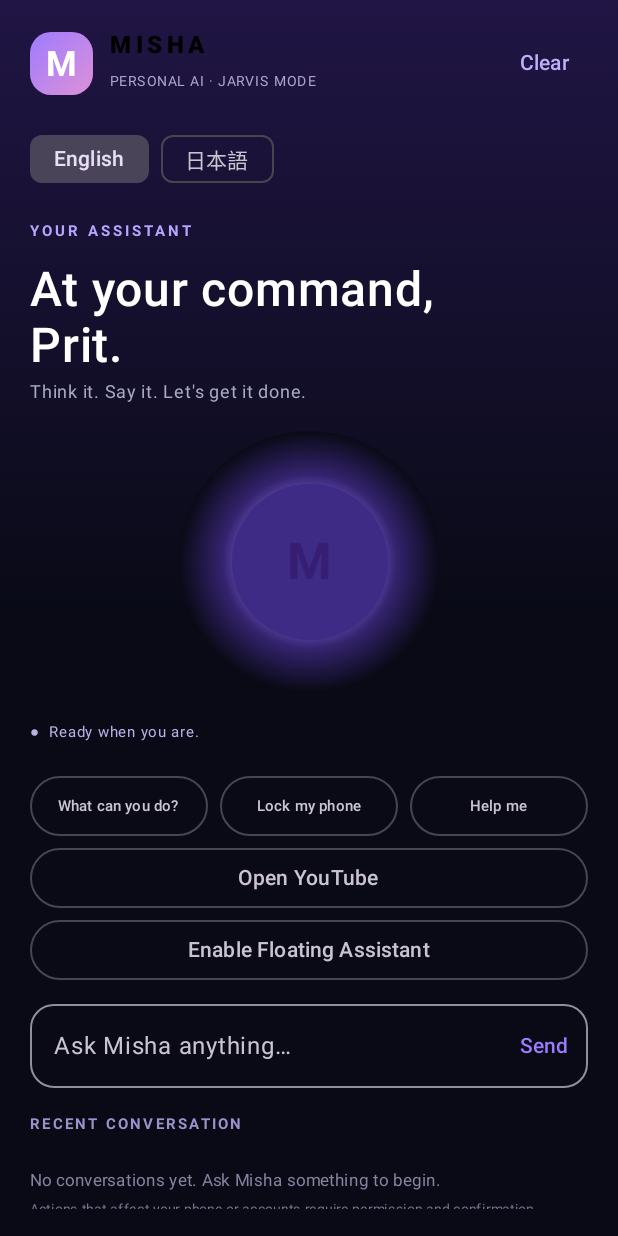
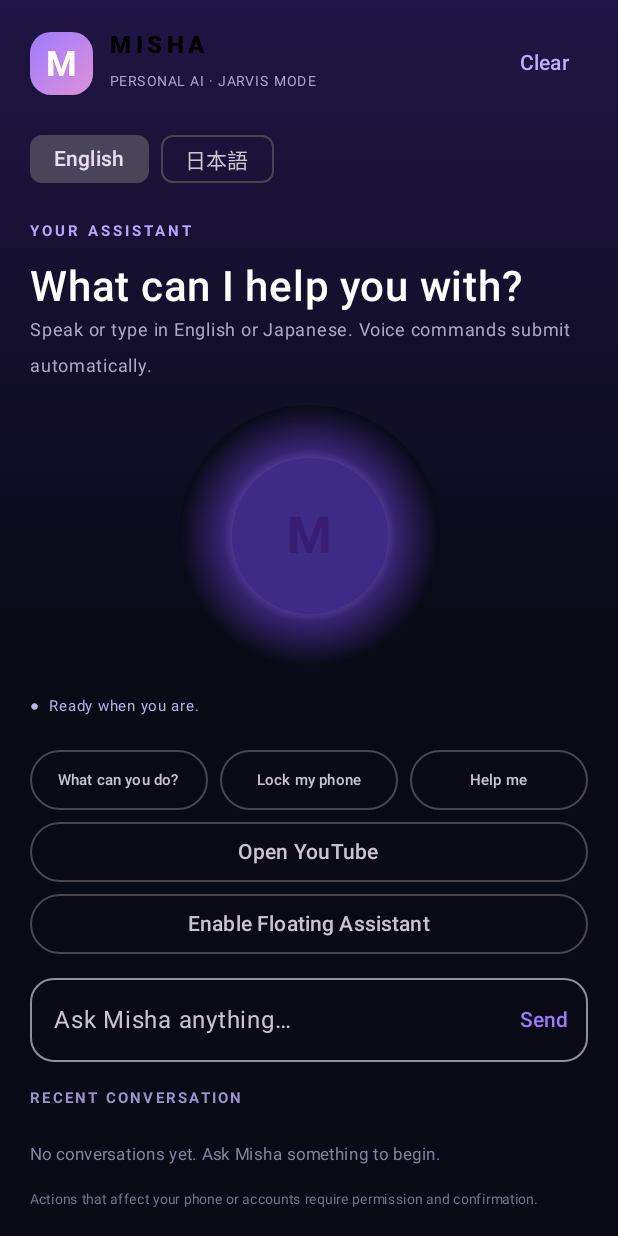
Before and after one commit to pritpatel872008-byte/Misha-Jarvis-AI-, an Android app built with Jetpack Compose: the screen it shows after launch (MainActivity), on a phone screen of 412 x 824 dp. Run offline under Robolectric (Android 15) with nearby library versions, the light colour scheme and no system bars.

Commit message:
Clarify assistant prompt and supported interaction modes

```diff
--- a/app/src/main/java/ai/misha/jarvis/MainActivity.kt
+++ b/app/src/main/java/ai/misha/jarvis/MainActivity.kt
@@ -245,8 +245,8 @@
             Spacer(Modifier.height(12.dp))
             Text("YOUR ASSISTANT", color = Color(0xFFB7A5FF), letterSpacing = 2.sp, fontSize = 10.sp, fontWeight = FontWeight.Bold)
             Spacer(Modifier.height(8.dp))
-            Text("At your command,\nPrit.", fontSize = 32.sp, lineHeight = 37.sp, fontWeight = FontWeight.SemiBold, color = Color.White)
-            Text("Think it. Say it. Let's get it done.", color = Color(0xFFAAA8C3), fontSize = 12.sp)
+            Text("What can I help you with?", fontSize = 28.sp, lineHeight = 34.sp, fontWeight = FontWeight.SemiBold, color = Color.White)
+            Text("Speak or type in English or Japanese. Voice commands submit automatically.", color = Color(0xFFAAA8C3), fontSize = 12.sp)
             Box(Modifier.fillMaxWidth().padding(vertical = 14.dp), contentAlignment = Alignment.Center) {
                 Box(Modifier.size(174.dp).background(Brush.radialGradient(listOf(Color(0xFFD6C4FF), Violet, Color(0xFF34236E), Night)), CircleShape), contentAlignment = Alignment.Center) {
                     Button(onClick = {
```
